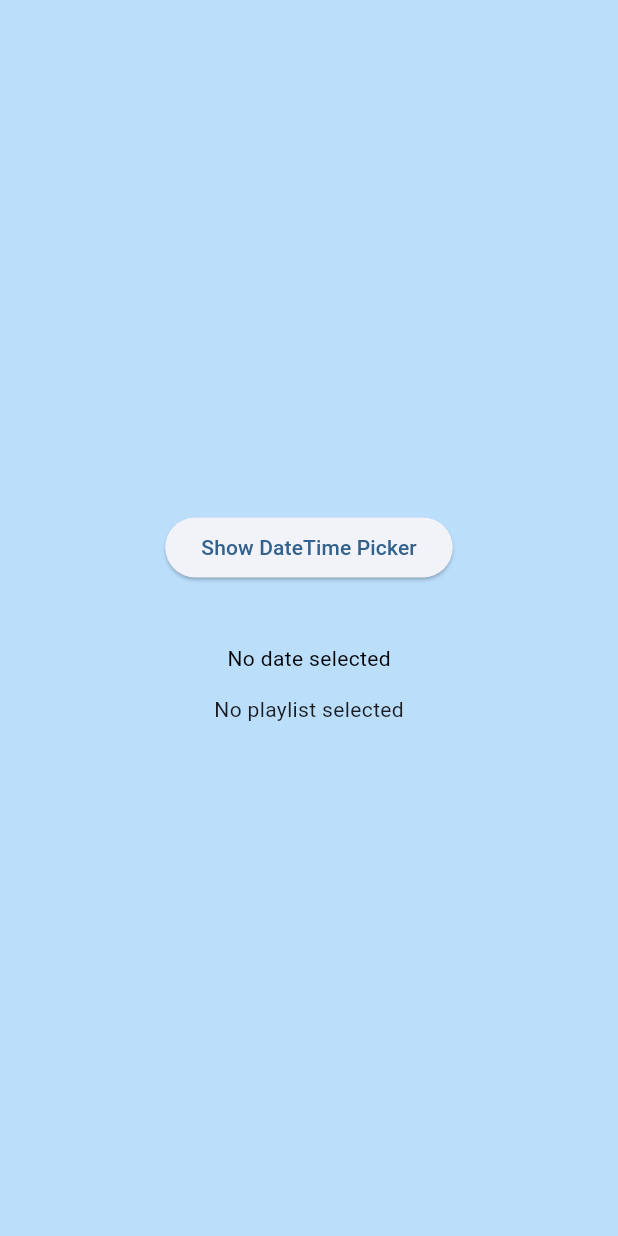
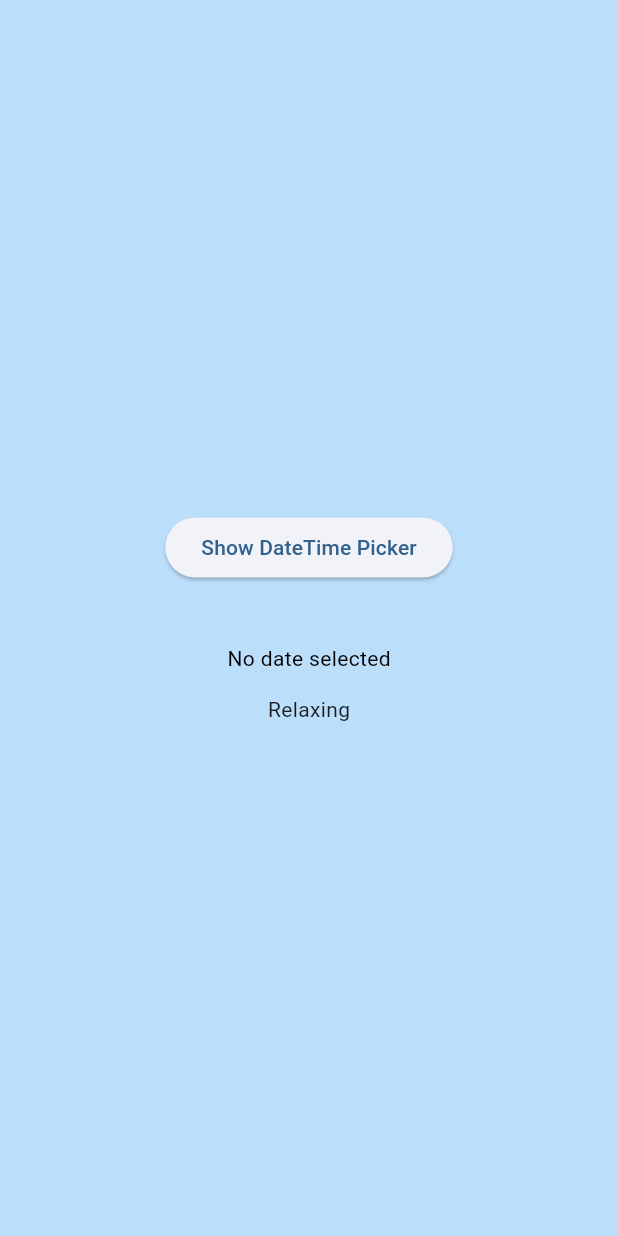
Before and after one commit to Hayes1995/alarmApp, a Flutter app: the CategoriesScreen screen opened directly, after a tap on "Relaxing", on a phone screen of 412 x 824 dp. Run offline on Flutter 3.47's test engine with Material 3 defaults, Android fonts, the phone set to English and light mode, and no system bars; our stand-ins replace get_it, google_fonts, rxdart; missing offline and left inert: flutter_analog_clock, omni_datetime_picker.

Commit message:
final phase

```diff
--- a/lib/screens/alarm_screen.dart
+++ b/lib/screens/alarm_screen.dart
@@ -8,7 +8,9 @@ import 'package:intl/intl.dart';
 final formatter = DateFormat();
 
 class DatePickerApp extends StatefulWidget {
-  DatePickerApp({super.key});
+  DatePickerApp(this.title, {super.key});
+
+  final String title;
   @override
   State<DatePickerApp> createState() {
     return _DatePickerAppState();
@@ -17,7 +19,6 @@ class DatePickerApp extends StatefulWidget {
 
 class _DatePickerAppState extends State<DatePickerApp> {
   DateTime? _selectedDate;
-  String? pickedPlaylist;
 
   void _presentDate() async {
     final pickedDate = await showOmniDateTimePicker(
@@ -56,9 +57,9 @@ class _DatePickerAppState extends State<DatePickerApp> {
               height: 14,
             ),
             SizedBox(
-              child: Text(pickedPlaylist == null
+              child: Text(widget.title == ''
                   ? 'No playlist selected'
-                  : '$pickedPlaylist'),
+                  : '${widget.title}'),
             ),
           ],
         ),
--- a/lib/services/site_nav.dart
+++ b/lib/services/site_nav.dart
@@ -23,7 +23,7 @@ class SiteContent extends StatelessWidget {
           case NavTargets.playlists:
             return CategoriesScreen();
           case NavTargets.alarm:
-            return DatePickerApp();
+            return DatePickerApp('');
           default:
             return const Placeholder();
         }
--- a/lib/widgets/category_grid_item.dart
+++ b/lib/widgets/category_grid_item.dart
@@ -13,19 +13,13 @@ class CategoryGridItem extends StatefulWidget {
 }
 
 class _CategoryGridItemState extends State<CategoryGridItem> {
-  Future<String> cubed(String) {
-    return Future(() => Text(''));
-  }
 
-  void _selectedPlaylist() async {
-    final pickedPlaylist = await cubed();
-
+  void _selectedPlaylist() {
     Navigator.of(context).push(
       MaterialPageRoute(
-        builder: (context) => DatePickerApp(),
+        builder: (context) => DatePickerApp(widget.category.title),
       ),
     );
-    setState(() {});
   }
 
   @override
--- a/pubspec.yaml
+++ b/pubspec.yaml
@@ -42,6 +42,9 @@ dependencies:
   omni_datetime_picker: ^2.0.5
   intl: ^0.19.0
   uuid: ^4.5.1
+  one_clock: ^2.0.1
+  flutter_analog_clock: ^1.0.3
+  time_picker_spinner: ^1.0.0
 
 dev_dependencies:
   flutter_test:
```
Also changed, not shown: lib/screens/home_screen.dart (+27 -66 lines), lib/widgets/analog_clock.dart (added, +36 -0 lines), lib/widgets/main_drawer.dart (deleted, +0 -45 lines), pubspec.lock.
